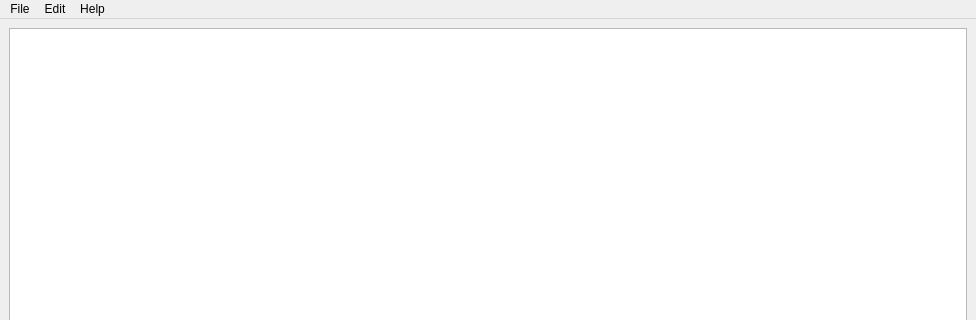
Old version of the form src/gui/forms/main_window.ui in the repository VitalikTsarik/linguistic-knowledge-base; both pictures show x 0 to 976 and y 0 to 320 of the 976 by 878 pixel window.
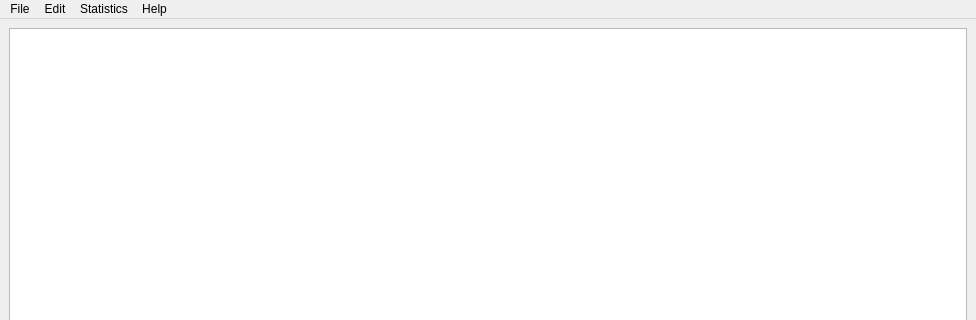
New version of the form.

Commit message: Add tags statistic

```diff
--- a/src/gui/forms/main_window.ui
+++ b/src/gui/forms/main_window.ui
@@ -167,8 +167,17 @@
     </property>
     <addaction name="actionTags"/>
    </widget>
+   <widget class="QMenu" name="menuStatistics">
+    <property name="title">
+     <string>Statistics</string>
+    </property>
+    <addaction name="actionStatTags"/>
+    <addaction name="actionStatWordTagPairs"/>
+    <addaction name="actionStatTagsPairs"/>
+   </widget>
    <addaction name="menuFile"/>
    <addaction name="menuText"/>
+   <addaction name="menuStatistics"/>
    <addaction name="menuHelp"/>
   </widget>
   <widget class="QStatusBar" name="statusbar"/>
```
Left out of the diff: 15 changed lines with no effect on the pictures. The commit also changes 7 other files.
